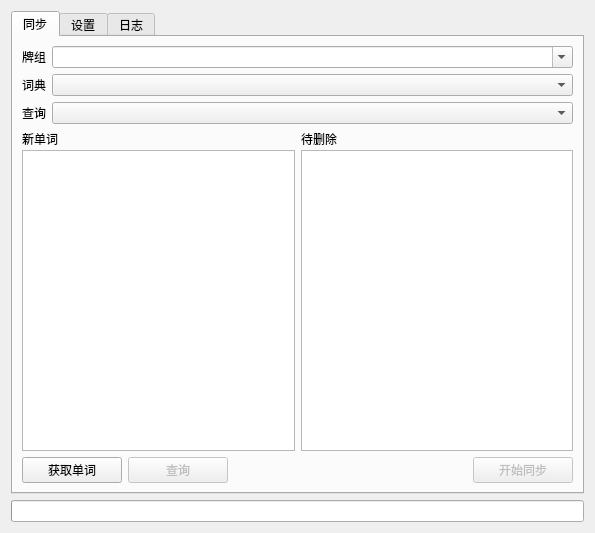
First picture: the form in addon/UIForm/main_ui.ui, repository joexzh/Dict2Anki, before the edit.
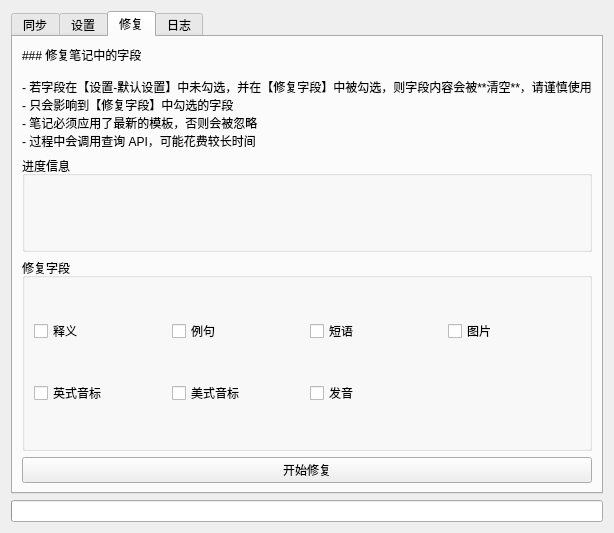
Second picture: the form after the edit. The open tabs and pages were chosen to show the change.

```diff
--- a/addon/UIForm/main_ui.ui
+++ b/addon/UIForm/main_ui.ui
@@ -422,6 +422,126 @@
        </item>
       </layout>
      </widget>
+     <widget class="QWidget" name="noteFixTab">
+      <attribute name="title">
+       <string>修复</string>
+      </attribute>
+      <layout class="QGridLayout" name="gridLayout_6">
+       <item row="4" column="0" rowspan="2" colspan="2">
+        <widget class="QGroupBox" name="noteFixCBGroupBox">
+         <property name="title">
+          <string>修复字段</string>
+         </property>
+         <layout class="QGridLayout" name="gridLayout_5">
+          <item row="0" column="0">
+           <widget class="QCheckBox" name="noteFixDefCB">
+            <property name="text">
+             <string>释义</string>
+            </property>
+           </widget>
+          </item>
+          <item row="0" column="1">
+           <widget class="QCheckBox" name="noteFixSentenceCB">
+            <property name="text">
+             <string>例句</string>
+            </property>
+           </widget>
+          </item>
+          <item row="0" column="2">
+           <widget class="QCheckBox" name="noteFixPhraseCB">
+            <property name="text">
+             <string>短语</string>
+            </property>
+           </widget>
+          </item>
+          <item row="0" column="3">
+           <widget class="QCheckBox" name="noteFixImgCB">
+            <property name="text">
+             <string>图片</string>
+            </property>
+           </widget>
+          </item>
+          <item row="1" column="0">
+           <widget class="QCheckBox" name="noteFixBrEPhoneticCB">
+            <property name="text">
+             <string>英式音标</string>
+            </property>
+           </widget>
+          </item>
+          <item row="1" column="1">
+           <widget class="QCheckBox" name="noteFixAmEPhoneticCB">
+            <property name="text">
+             <string>美式音标</string>
+            </property>
+           </widget>
+          </item>
+          <item row="1" column="2">
+           <widget class="QCheckBox" name="noteFixPronCB">
+            <property name="text">
+             <string>发音</string>
+            </property>
+           </widget>
+          </item>
+         </layout>
+        </widget>
+       </item>
+       <item row="6" column="0" colspan="2">
+        <widget class="QPushButton" name="noteFixBtn">
+         <property name="text">
+          <string>开始修复</string>
+         </property>
+        </widget>
+       </item>
+       <item row="0" column="0" colspan="2">
+        <widget class="QLabel" name="noteFixIntroLabel">
+         <property name="text">
+          <string>### 修复笔记中的字段
+
+- 若字段在【设置-默认设置】中未勾选，并在【修复字段】中被勾选，则字段内容会被**清空**，请谨慎使用
+- 只会影响到【修复字段】中勾选的字段
+- 笔记必须应用了最新的模板，否则会被忽略
+- 过程中会调用查询 API，可能花费较长时间</string>
+         </property>
+         <property name="textFormat">
+          <enum>Qt::TextFormat::MarkdownText</enum>
+         </property>
+        </widget>
+       </item>
+       <item row="2" column="0" colspan="2">
+        <widget class="QGroupBox" name="noteFixProgressGroupBox">
+         <property name="title">
+          <string>进度信息</string>
+         </property>
+         <property name="flat">
+          <bool>false</bool>
+         </property>
+         <layout class="QGridLayout" name="gridLayout_7">
+          <item row="0" column="0">
+           <widget class="QLabel" name="noteFixProgressNoteLabel">
+            <property name="text">
+             <string/>
+            </property>
+           </widget>
+          </item>
+          <item row="1" column="0">
+           <widget class="QLabel" name="noteFixProgressQueryLabel">
+            <property name="text">
+             <string/>
+            </property>
+           </widget>
+          </item>
+          <item row="2" column="0">
+           <widget class="QLabel" name="noteFixProgressAudioLabel">
+            <property name="text">
+             <string/>
+            </property>
+           </widget>
+          </item>
+         </layout>
+        </widget>
+       </item>
+      </layout>
+     </widget>
      <widget class="QWidget" name="logTab">
       <attribute name="title">
        <string>日志</string>
```
